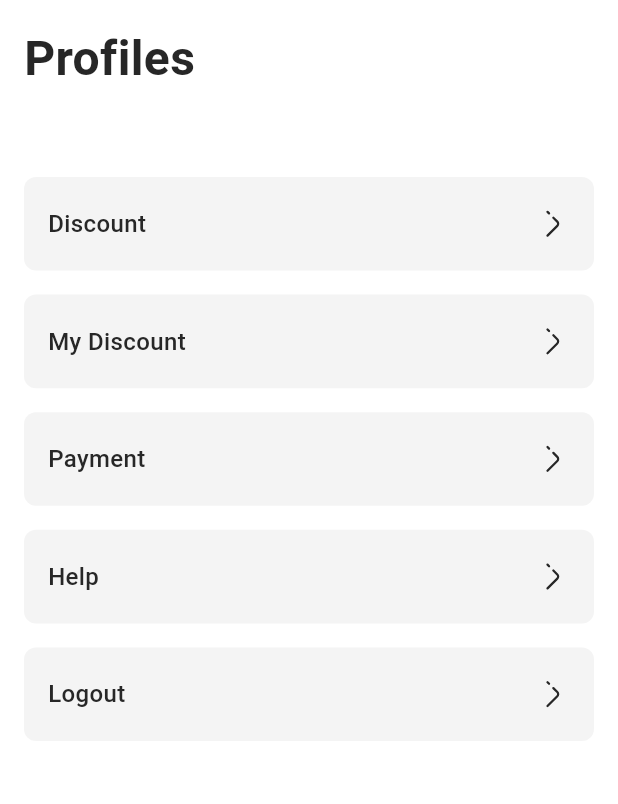
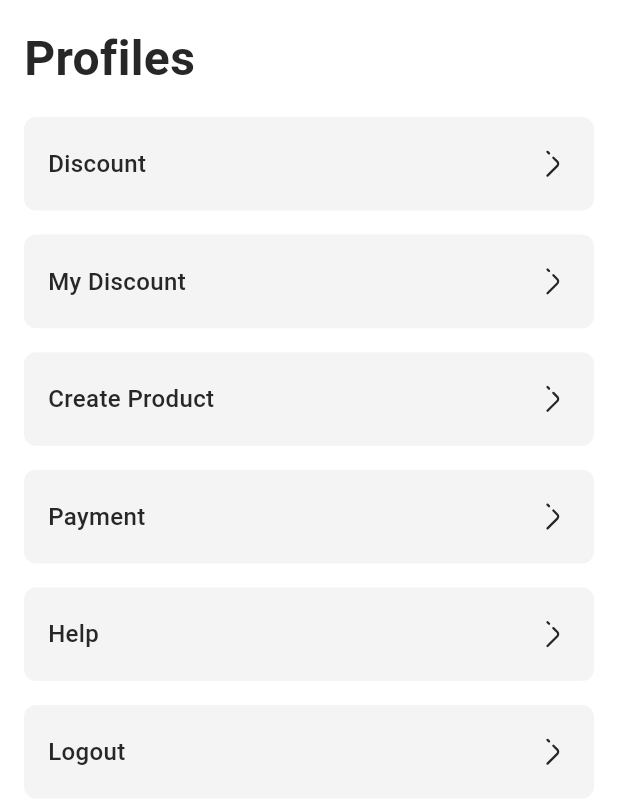
Before and after one commit to powdevlin12/ecommerce_app, a Flutter app: the Profile screen opened directly, on a phone screen of 412 x 824 dp. Shown: the top 804 px of the screen. Run offline on Flutter 3.47's test engine with Material 3 defaults, Android fonts, the phone set to English and light mode, and no system bars; our stand-ins replace bloc, cached_network_image, dio, equatable, flutter_bloc, flutter_svg and 5 more; missing offline and left inert: dart:ffi; accounts and stored records are empty; project files that could hold a hidden picture were left out.

Commit message:
feat : create new product

```diff
--- a/lib/api/api.dart
+++ b/lib/api/api.dart
@@ -1,3 +1,6 @@
+import 'dart:io';
+
+import 'package:dio/dio.dart';
 import 'package:ercomerce_app/api/http_manager.dart';
 import 'package:ercomerce_app/models/service/model_result_api.dart';
 import 'package:ercomerce_app/models/service/model_result_pagination_api.dart';
@@ -53,6 +56,8 @@ class Api {
   // discount
   static String getListMyDiscount = "$versionApi/discount/get-discount-shop";
   static String discount = "$versionApi/discount";
+  // product
+  static String product = "$versionApi/products";
 
   // cart
   static String getListCartUrl = "$versionApi/cart";
@@ -240,4 +245,53 @@ class Api {
     );
     return ResultModel.fromJson(result);
   }
+
+  static Future<ResultModel> requestCreateProduct({
+    required String productName,
+    required String productDescription,
+    required int productPrice,
+    required int productQuantity,
+    required String productManuifacturer,
+    required String productColor,
+    required String productModelType,
+    required String productType,
+    required File file,
+    String tagRequest = HTTPManager.DEFAULT_CANCEL_TAG,
+  }) async {
+    // Map<String, dynamic> params = {
+    //   "product_name": productName,
+    //   "product_description": productDescription,
+    //   "product_type": productType,
+    //   "product_price": productPrice,
+    //   "product_quantity": productQuantity,
+    //   "product_attributes": {
+    //     "manuifacturer": productManuifacturer,
+    //     "color": productColor,
+    //     "model_type": productModelType
+    //   }
+    // };
+
+    FormData formData = FormData.fromMap({
+      'product_img': await MultipartFile.fromFile(file.path,
+          filename: DateTime.now().toString()),
+      "product_name": productName,
+      "product_description": productDescription,
+      "product_type": productType,
+      "product_price": productPrice,
+      "product_quantity": productQuantity,
+      "product_attributes": {
+        "manuifacturer": productManuifacturer,
+        "color": productColor,
+        "model_type": productModelType
+      }
+    });
+
+    String url = appendBranch(product);
+    final result = await httpManager.post(
+      url: url,
+      formData: formData,
+      cancelTag: tagRequest,
+    );
+    return ResultModel.fromJson(result);
+  }
 }
--- a/lib/routes/app_routes.dart
+++ b/lib/routes/app_routes.dart
@@ -14,6 +14,7 @@ class AppRoutes {
   static const String createDiscount = 'create-discount';
   // product
   static const String productDetail = "product-detail";
+  static const String productCreate = "product-create";
   // learn
   static const String stream = 'stream';
   // cart
--- a/lib/routes/separated/main_route.dart
+++ b/lib/routes/separated/main_route.dart
@@ -7,6 +7,7 @@ import 'package:ercomerce_app/screens/main/discount/discount_screen.dart';
 import 'package:ercomerce_app/screens/main/home/home.dart';
 import 'package:ercomerce_app/screens/main/main_screen.dart';
 import 'package:ercomerce_app/screens/main/my-discount/my_discount_screen.dart';
+import 'package:ercomerce_app/screens/main/product-create/product_create.screen.dart';
 import 'package:ercomerce_app/screens/main/product-detail/product_detail.dart';
 
 Map<String, RouteType> mainRoutes = {
@@ -21,4 +22,5 @@ Map<String, RouteType> mainRoutes = {
   },
   AppRoutes.cart: (context, settings) => const CartScreen(),
   AppRoutes.createDiscount: (context, settings) => const DiscountCreateScreen(),
+  AppRoutes.productCreate: (context, settings) => const ProductCreateScreen(),
 };
--- a/lib/screens/main/profile/profile.dart
+++ b/lib/screens/main/profile/profile.dart
@@ -17,6 +17,40 @@ class Profile extends StatefulWidget {
 }
 
 class _ProfileState extends State<Profile> {
+  late List<Map<String, dynamic>> profileOptions;
+
+  @override
+  void initState() {
+    // TODO: implement initState
+    super.initState();
+    profileOptions = [
+      {
+        'title': 'Discount',
+        'onPress': _handleNavigateDiscount,
+      },
+      {
+        'title': 'My Discount',
+        'onPress': _handleNavigateMyDiscount,
+      },
+      {
+        'title': 'Create Product',
+        'onPress': _handleCreateProduct,
+      },
+      {
+        'title': 'Payment',
+        'onPress': () {},
+      },
+      {
+        'title': 'Help',
+        'onPress': () {},
+      },
+      {
+        'title': 'Logout',
+        'onPress': _handleLogOut,
+      },
+    ];
+  }
+
   void _handleLogOut() {
     UserPreferences.removeAccessToken().then((value) {
       if (value == true) {
@@ -45,6 +79,10 @@ class _ProfileState extends State<Profile> {
     Navigator.pushNamed(context, AppRoutes.myDiscount);
   }
 
+  void _handleCreateProduct() {
+    Navigator.pushNamed(context, AppRoutes.productCreate);
+  }
+
   @override
   Widget build(BuildContext context) {
     return Scaffold(
@@ -61,36 +99,18 @@ class _ProfileState extends State<Profile> {
             ),
             const Gap(16),
             Expanded(
-              child: ListView(
+              child: ListView.separated(
                 shrinkWrap: true,
                 physics: const NeverScrollableScrollPhysics(),
-                children: [
-                  const Gap(40),
-                  ProfileOption(
-                    title: 'Discount',
-                    onPress: _handleNavigateDiscount,
-                  ),
-                  const Gap(16.0),
-                  ProfileOption(
-                    title: 'My Discount',
-                    onPress: _handleNavigateMyDiscount,
-                  ),
-                  const Gap(16.0),
-                  ProfileOption(
-                    title: 'Payment',
-                    onPress: () {},
-                  ),
-                  const Gap(16.0),
-                  ProfileOption(
-                    title: 'Help',
-                    onPress: () {},
-                  ),
-                  const Gap(16.0),
-                  ProfileOption(
-                    title: 'Logout',
-                    onPress: _handleLogOut,
-                  ),
-                ],
+                itemBuilder: (context, index) {
+                  final option = profileOptions[index];
+                  return ProfileOption(
+                      title: option['title'], onPress: option['onPress']);
+                },
+                itemCount: profileOptions.length,
+                separatorBuilder: (context, index) {
+                  return const Gap(16);
+                },
               ),
             ),
           ]),
--- a/pubspec.yaml
+++ b/pubspec.yaml
@@ -44,6 +44,8 @@ dependencies:
   flutter_svg: ^2.0.17
   gap: ^3.0.1
   rename_app: ^1.6.2
+  image_picker: ^1.1.2
+  permission_handler: ^11.4.0
 
 dev_dependencies:
   flutter_test:
```
Also changed, not shown: lib/screens/main/discount-create/discount_create.screen.dart (+5 -29 lines), lib/screens/main/product-create/product_create.screen.dart (added, +263 -0 lines), lib/widgets/dropdown_button_form_widget.dart (added, +53 -0 lines), pubspec.lock, 9 other files.
